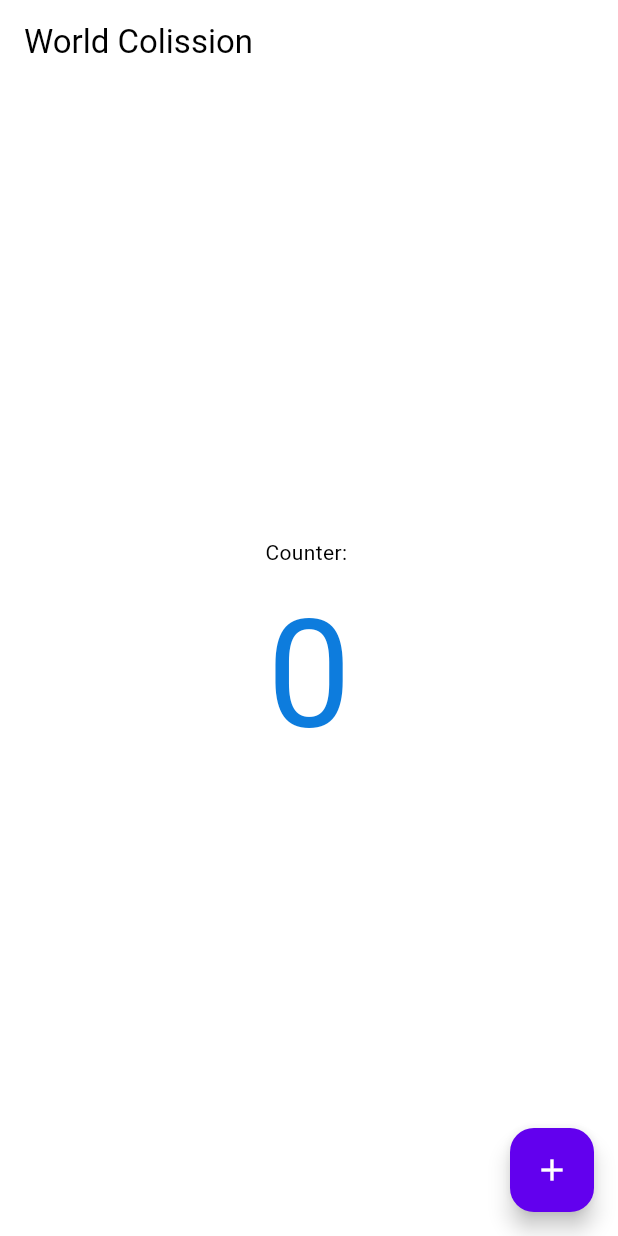
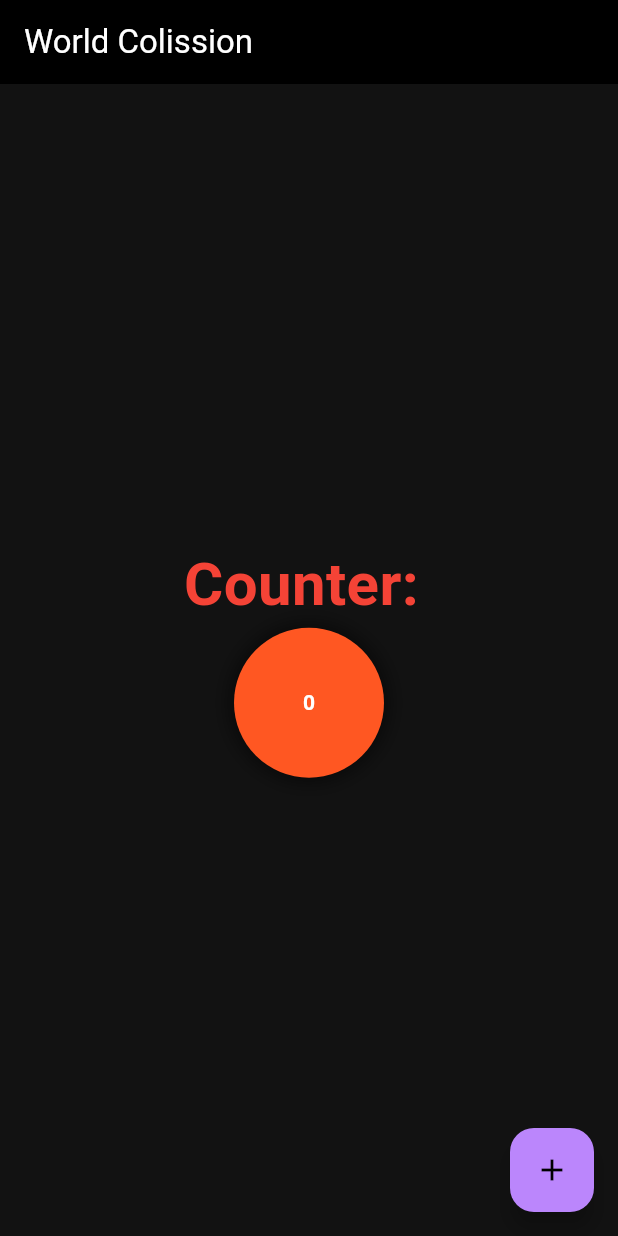
Before and after one commit to Sh1nde1ru/flutter_test, a Flutter app: the screen it shows after launch, on a phone screen of 412 x 824 dp. Run offline on Flutter 3.47's test engine with Material 2 defaults, Android fonts, the phone set to English and light mode, and no system bars.

Commit message:
nova widgeta

```diff
--- a/lib/main.dart
+++ b/lib/main.dart
@@ -1,4 +1,5 @@
 import 'package:flutter/material.dart';
+import 'package:testapp/widgets/dice.dart';
 
 void main() {
   runApp(const MyApp());
@@ -13,7 +14,7 @@ class MyApp extends StatelessWidget {
       title: 'Dice roll',
       theme: ThemeData(
         colorScheme:
-            ColorScheme.light().copyWith(secondaryContainer: Colors.red),
+            ColorScheme.dark().copyWith(secondaryContainer: Colors.red),
         useMaterial3: true,
       ),
       home: const MyHomePage(title: 'World Colission'),
@@ -35,7 +36,7 @@ class _MyHomePageState extends State<MyHomePage> {
 
   void _incrementCounter() {
     setState(() {
-      _counter += 2;
+      _counter++;
     });
   }
 
@@ -52,12 +53,10 @@ class _MyHomePageState extends State<MyHomePage> {
           children: [
             const Text(
               'Counter: ',
+              style: TextStyle(
+                  color: Colors.red, fontWeight: FontWeight.bold, fontSize: 40),
             ),
-            Text(
-              '$_counter',
-              style: const TextStyle(
-                  color: Color.fromARGB(255, 13, 124, 221), fontSize: 100),
-            ),
+            Dice(num: _counter),
           ],
         ),
       ),
--- /dev/null
+++ b/lib/widgets/dice.dart
@@ -0,0 +1,35 @@
+import 'package:flutter/material.dart';
+
+class Dice extends StatefulWidget {
+  final int num;
+  Dice({required this.num, Key? key}) : super(key: key);
+
+  @override
+  DiceState createState() => DiceState();
+}
+
+class DiceState extends State<Dice> {
+  @override
+  Widget build(BuildContext context) {
+    return Container(
+      width: 100,
+      height: 100,
+      decoration: BoxDecoration(
+        color: Colors.deepOrange,
+        borderRadius: BorderRadius.circular(100),
+        boxShadow: [
+          BoxShadow(
+              color: Colors.black.withOpacity(0.5),
+              blurRadius: 10,
+              spreadRadius: 3)
+        ],
+      ),
+      child: Center(
+        child: Text(
+          '${widget.num}',
+          style: TextStyle(fontWeight: FontWeight.bold, color: Colors.white),
+        ),
+      ),
+    );
+  }
+}
```
